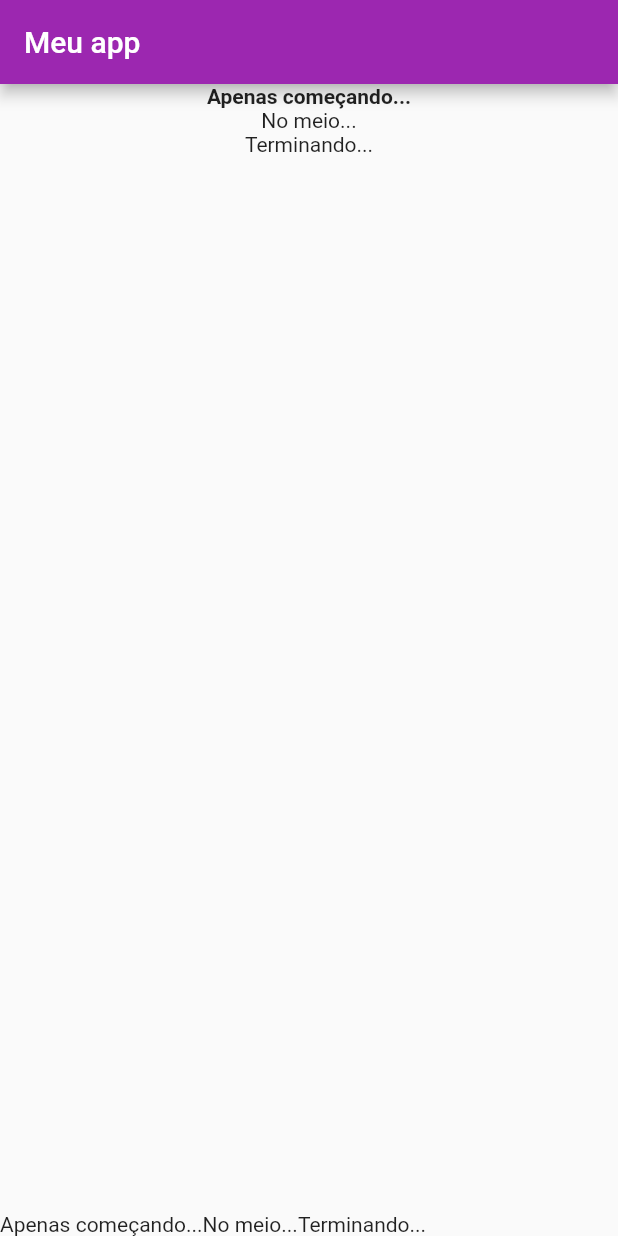
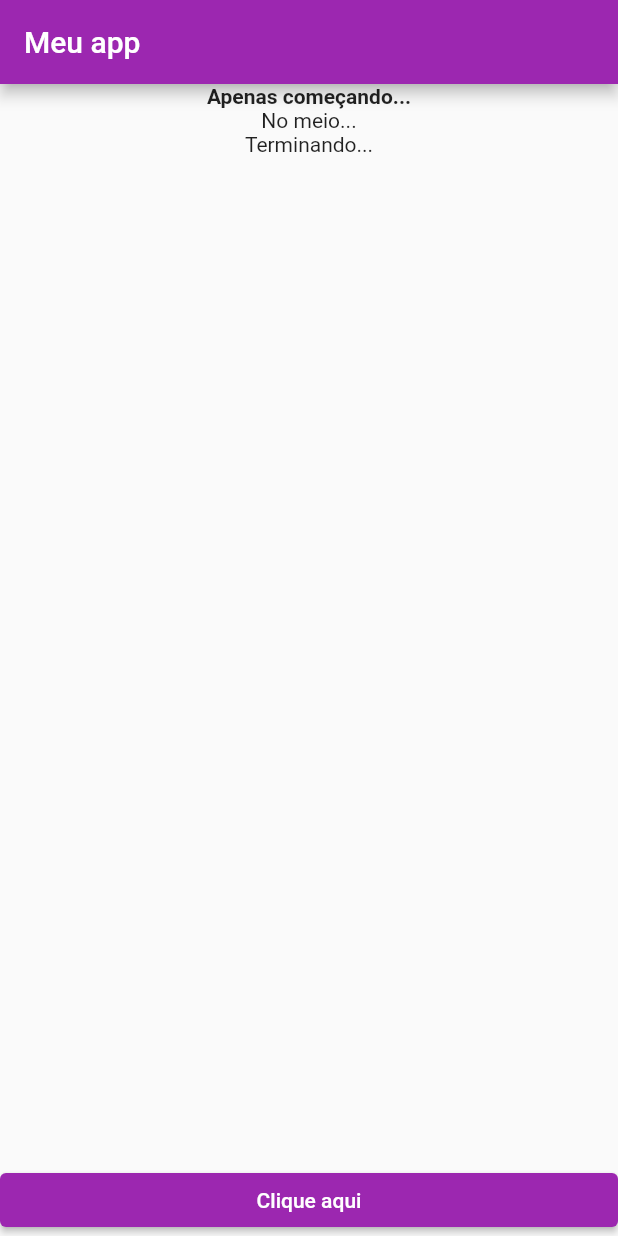
Before and after one commit to israelsilva282/poo2-receitas-dart, a Flutter app: the screen it shows after launch, on a phone screen of 412 x 824 dp. Run offline on Flutter 3.47's test engine with Material 2 defaults, Android fonts, the phone set to English and light mode, and no system bars.

Commit message:
feat: adicionado Elevated Button para uso de botões

```diff
--- a/lib/main.dart
+++ b/lib/main.dart
@@ -24,13 +24,9 @@ class MyApp extends StatelessWidget {
               Text("No meio..."),
               Text("Terminando...")
             ])),
-          bottomNavigationBar: const Row(
-            children: [
-              Text("Apenas começando..."),
-              Text("No meio..."),
-              Text("Terminando...")
-            ],
-          ),
-        ));
+            bottomNavigationBar: ElevatedButton(
+              child: const Text("Clique aqui"),
+              onPressed: () => print("Clicou"),
+            )));
   }
 }
```
Lines whose indentation alone changed are shown as unchanged.
